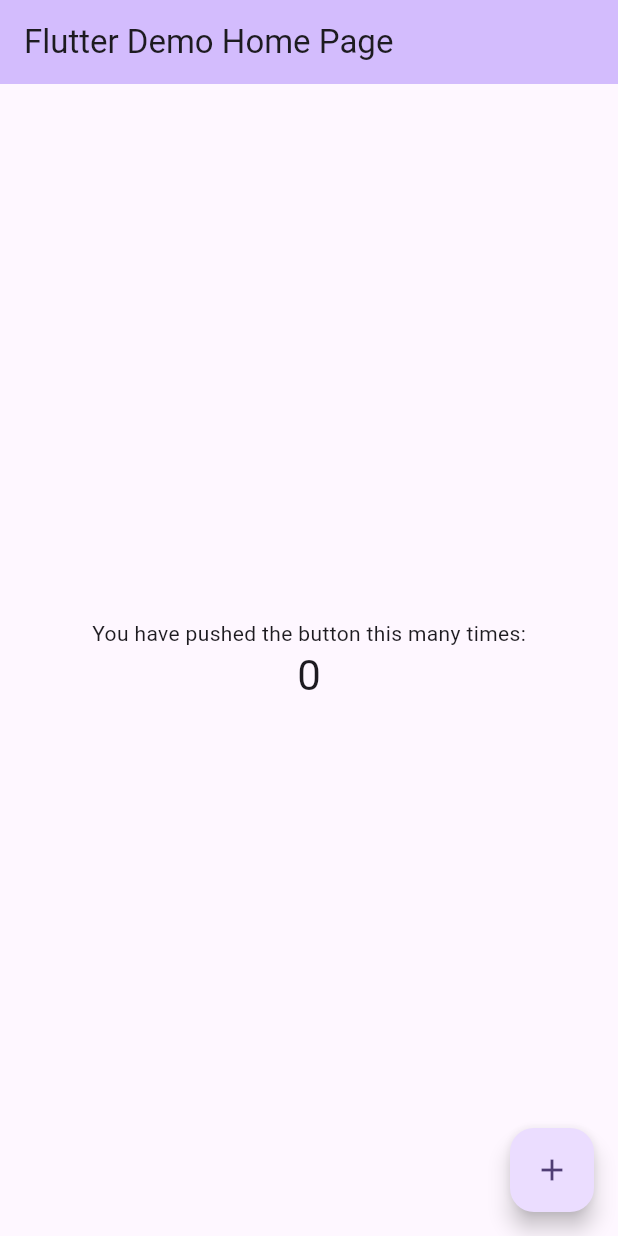
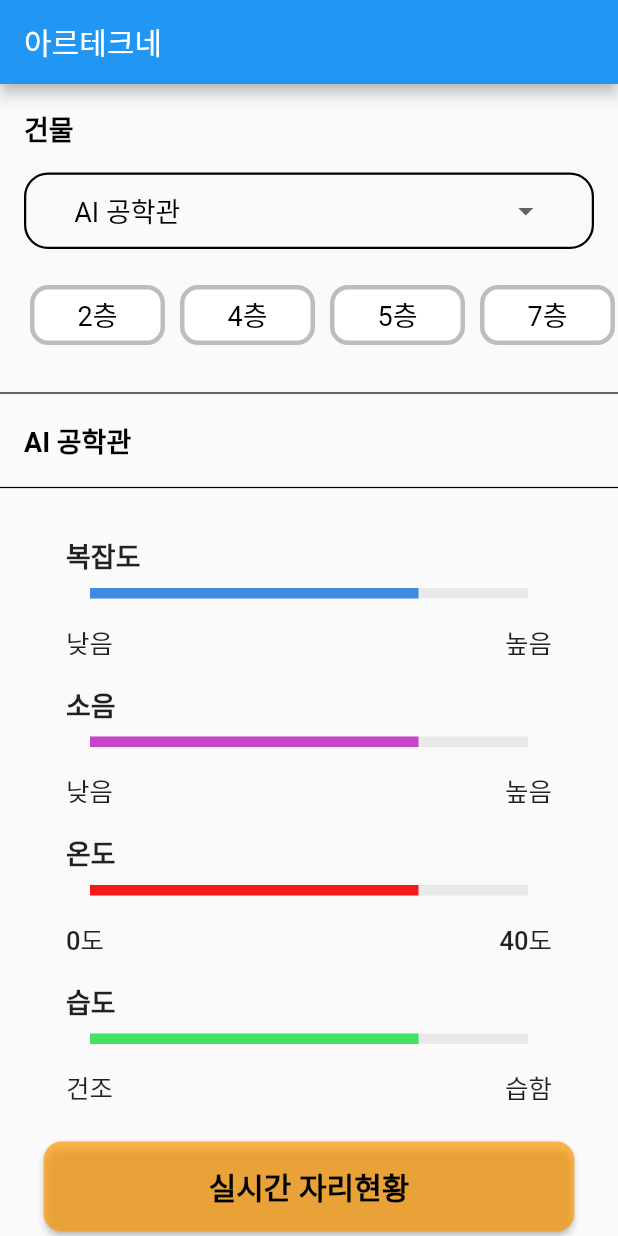
Before and after one commit to SmArtechne/smartechne_frontend, a Flutter app: the screen it shows after launch, on a phone screen of 412 x 824 dp. Run offline on Flutter 3.47's test engine with Material 2 defaults, Android fonts, the phone set to English and light mode, and no system bars; drawn by our look-alikes of percent_indicator.

Commit message:
Feat: Home Layout 구현

```diff
--- /dev/null
+++ b/lib/layout.dart
@@ -0,0 +1,18 @@
+import 'package:flutter/material.dart';
+import 'package:smartechne_frontend/screens/home_page.dart';
+
+class Layout extends StatelessWidget {
+  const Layout({super.key});
+
+  @override
+  Widget build(BuildContext context) {
+    return Scaffold(
+      appBar: AppBar(
+        title: Text('아르테크네'),
+      ),
+      body: SingleChildScrollView(
+        child: Home(),
+      ),
+    );
+  }
+}
--- a/lib/main.dart
+++ b/lib/main.dart
@@ -1,125 +1,17 @@
 import 'package:flutter/material.dart';
+import 'package:smartechne_frontend/layout.dart';
 
 void main() {
   runApp(const MyApp());
 }
 
 class MyApp extends StatelessWidget {
-  const MyApp({super.key});
-
-  // This widget is the root of your application.
+  const MyApp({Key? key}) : super(key: key);
   @override
   Widget build(BuildContext context) {
     return MaterialApp(
-      title: 'Flutter Demo',
-      theme: ThemeData(
-        // This is the theme of your application.
-        //
-        // TRY THIS: Try running your application with "flutter run". You'll see
-        // the application has a blue toolbar. Then, without quitting the app,
-        // try changing the seedColor in the colorScheme below to Colors.green
-        // and then invoke "hot reload" (save your changes or press the "hot
-        // reload" button in a Flutter-supported IDE, or press "r" if you used
-        // the command line to start the app).
-        //
-        // Notice that the counter didn't reset back to zero; the application
-        // state is not lost during the reload. To reset the state, use hot
-        // restart instead.
-        //
-        // This works for code too, not just values: Most code changes can be
-        // tested with just a hot reload.
-        colorScheme: ColorScheme.fromSeed(seedColor: Colors.deepPurple),
-        useMaterial3: true,
-      ),
-      home: const MyHomePage(title: 'Flutter Demo Home Page'),
+      theme: ThemeData(primarySwatch: Colors.blue),
+      home: const Layout(),
     );
   }
 }
-
-class MyHomePage extends StatefulWidget {
-  const MyHomePage({super.key, required this.title});
-
-  // This widget is the home page of your application. It is stateful, meaning
-  // that it has a State object (defined below) that contains fields that affect
-  // how it looks.
-
-  // This class is the configuration for the state. It holds the values (in this
-  // case the title) provided by the parent (in this case the App widget) and
-  // used by the build method of the State. Fields in a Widget subclass are
-  // always marked "final".
-
-  final String title;
-
-  @override
-  State<MyHomePage> createState() => _MyHomePageState();
-}
-
-class _MyHomePageState extends State<MyHomePage> {
-  int _counter = 0;
-
-  void _incrementCounter() {
-    setState(() {
-      // This call to setState tells the Flutter framework that something has
-      // changed in this State, which causes it to rerun the build method below
-      // so that the display can reflect the updated values. If we changed
-      // _counter without calling setState(), then the build method would not be
-      // called again, and so nothing would appear to happen.
-      _counter++;
-    });
-  }
-
-  @override
-  Widget build(BuildContext context) {
-    // This method is rerun every time setState is called, for instance as done
-    // by the _incrementCounter method above.
-    //
-    // The Flutter framework has been optimized to make rerunning build methods
-    // fast, so that you can just rebuild anything that needs updating rather
-    // than having to individually change instances of widgets.
-    return Scaffold(
-      appBar: AppBar(
-        // TRY THIS: Try changing the color here to a specific color (to
-        // Colors.amber, perhaps?) and trigger a hot reload to see the AppBar
-        // change color while the other colors stay the same.
-        backgroundColor: Theme.of(context).colorScheme.inversePrimary,
-        // Here we take the value from the MyHomePage object that was created by
-        // the App.build method, and use it to set our appbar title.
-        title: Text(widget.title),
-      ),
-      body: Center(
-        // Center is a layout widget. It takes a single child and positions it
-        // in the middle of the parent.
-        child: Column(
-          // Column is also a layout widget. It takes a list of children and
-          // arranges them vertically. By default, it sizes itself to fit its
-          // children horizontally, and tries to be as tall as its parent.
-          //
-          // Column has various properties to control how it sizes itself and
-          // how it positions its children. Here we use mainAxisAlignment to
-          // center the children vertically; the main axis here is the vertical
-          // axis because Columns are vertical (the cross axis would be
-          // horizontal).
-          //
-          // TRY THIS: Invoke "debug painting" (choose the "Toggle Debug Paint"
-          // action in the IDE, or press "p" in the console), to see the
-          // wireframe for each widget.
-          mainAxisAlignment: MainAxisAlignment.center,
-          children: <Widget>[
-            const Text(
-              'You have pushed the button this many times:',
-            ),
-            Text(
-              '$_counter',
-              style: Theme.of(context).textTheme.headlineMedium,
-            ),
-          ],
-        ),
-      ),
-      floatingActionButton: FloatingActionButton(
-        onPressed: _incrementCounter,
-        tooltip: 'Increment',
-        child: const Icon(Icons.add),
-      ), // This trailing comma makes auto-formatting nicer for build methods.
-    );
-  }
-}
--- /dev/null
+++ b/lib/screens/home_page.dart
@@ -0,0 +1,269 @@
+import 'package:flutter/material.dart';
+import 'package:flutter/material.dart';
+import 'package:percent_indicator/percent_indicator.dart';
+
+class Home extends StatefulWidget {
+  const Home({super.key});
+
+  @override
+  State<Home> createState() => _HomeState();
+}
+
+class _HomeState extends State<Home> {
+  List<String> items = [
+    '2층',
+    '4층',
+    '5층',
+    '7층' // 필요한 만큼 아이템을 추가할 수 있습니다.
+  ];
+
+  String dropdownValue = 'AI 공학관';
+
+  List<String> spinnerItems = ['AI 공학관', '비전타워', '가천관', '글로벌센터', '교육대학원'];
+
+  int pressedAttentionIndex = -1;
+
+  Container _tile(BuildContext context, String title, String low, String high,
+          int degree, int color) =>
+      Container(
+        padding: EdgeInsets.symmetric(horizontal: 28.0, vertical: 8.0),
+        child: Column(
+          children: [
+            Align(
+                alignment: Alignment.centerLeft,
+                child: Text(
+                  title,
+                  style: TextStyle(
+                    fontWeight: FontWeight.bold,
+                    fontSize: 18,
+                  ),
+                  textAlign: TextAlign.left,
+                )),
+            LinearPercentIndicator(
+              padding: EdgeInsets.symmetric(horizontal: 16.0, vertical: 8.0),
+              percent: degree / 100,
+              lineHeight: 23.0,
+              backgroundColor: Color(0xFFE9E9E9),
+              progressColor: Color(color),
+              width: MediaQuery.of(context).size.width - 88, // 또는 원하는 비율로 조정
+            ),
+            SizedBox(height: 8.0), // 상하 여백 추가
+            Row(
+              mainAxisAlignment: MainAxisAlignment.spaceBetween,
+              children: [
+                Text(low,
+                    style: TextStyle(
+                      fontWeight: FontWeight.w500,
+                      fontSize: 17,
+                    )),
+                Text(high,
+                    style: TextStyle(
+                      fontWeight: FontWeight.w500,
+                      fontSize: 17,
+                    )),
+              ],
+            )
+          ],
+        ),
+      );
+
+  @override
+  Widget build(BuildContext context) {
+    return Column(
+      crossAxisAlignment:
+          CrossAxisAlignment.start, // Aligns children to the left
+
+      children: [
+        const Padding(
+          padding: EdgeInsets.symmetric(
+              horizontal: 16.0,
+              vertical: 16.0), // Add horizontal and vertical padding
+          child: Text(
+            '건물',
+            style: TextStyle(
+              fontSize: 18,
+              color: Colors.black,
+              fontWeight: FontWeight.bold,
+            ),
+            textAlign: TextAlign.left,
+          ),
+        ),
+        Padding(
+          padding: EdgeInsets.symmetric(
+            horizontal: 16.0,
+          ),
+          child: Container(
+            width: double.infinity,
+            padding: EdgeInsets.symmetric(horizontal: 32.0, vertical: 0.0),
+            decoration: BoxDecoration(
+              border: Border.all(
+                color: Colors.black, // 테두리 색상 설정
+                width: 1.5, // 테두리 너비 설정
+              ),
+              borderRadius: BorderRadius.circular(16.0), // 테두리를 둥글게 설정
+            ),
+            child: DropdownButton<String>(
+              value: dropdownValue,
+              isExpanded: true,
+
+              icon: Padding(
+                  //Icon at tail, arrow bottom is default icon
+                  padding: EdgeInsets.only(left: 10),
+                  child: Icon(Icons.arrow_drop_down)), // 아이콘 지정
+              elevation: 0,
+              style: TextStyle(color: Colors.black, fontSize: 18),
+              onChanged: (String? data) {
+                setState(() {
+                  dropdownValue = data!;
+                });
+              },
+              underline: SizedBox.shrink(),
+              items: spinnerItems.map<DropdownMenuItem<String>>((String value) {
+                return DropdownMenuItem<String>(
+                  value: value,
+                  child: Padding(
+                    padding:
+                        EdgeInsets.symmetric(vertical: 0.0), // 텍스트 상하 여백 조절
+                    child: Text(value, textAlign: TextAlign.center),
+                  ),
+                );
+              }).toList(),
+            ),
+          ),
+        ),
+        Padding(
+            padding: EdgeInsets.symmetric(
+                horizontal: 0.0,
+                vertical: 24.0), // Add horizontal and vertical padding
+            child: SizedBox(
+                height: 40,
+                child: ListView.separated(
+                  scrollDirection:
+                      Axis.horizontal, // Set the scroll direction to horizontal
+                  separatorBuilder: (BuildContext context, int index) =>
+                      const SizedBox(
+                    width: 10,
+                  ), //separatorBuilder : item과 item 사이에 그려질 위젯 (개수는 itemCount -1 이 된다)
+
+                  itemCount: items.length != null ? items.length : 0,
+                  itemBuilder: (BuildContext context, int index) {
+                    final pressAttention = pressedAttentionIndex == index;
+
+                    return Container(
+                      margin: index == 0
+                          ? const EdgeInsets.only(left: 20.0)
+                          : index == items.length - 1
+                              ? const EdgeInsets.only(right: 20.0)
+                              : const EdgeInsets.only(right: 0.0),
+                      child: TextButton(
+                        onPressed: () =>
+                            setState(() => pressedAttentionIndex = index),
+                        style: ButtonStyle(
+                          fixedSize: MaterialStateProperty.all<Size>(
+                              Size(90, 0)), // 너비를 설정
+                          padding: MaterialStateProperty.all<EdgeInsets>(
+                              EdgeInsets.symmetric(
+                                  vertical: 0.0, horizontal: 20.0)),
+                          backgroundColor: MaterialStateProperty.all<Color>(
+                            pressAttention
+                                ? Color(0xFF3F8AE2)
+                                : Colors.white, // 클릭 상태에 따라 색상 변경
+                          ),
+                          shape:
+                              MaterialStateProperty.all<RoundedRectangleBorder>(
+                            RoundedRectangleBorder(
+                              side: BorderSide(
+                                  color: pressAttention
+                                      ? Color(0xFF3F8AE2)
+                                      : Colors.grey.shade400,
+                                  width: 3),
+                              borderRadius: BorderRadius.circular(
+                                  12.0), // 테두리를 둥근 테두리로 설정
+                            ),
+                          ),
+                        ),
+                        child: Text(
+                          '${items[index]}',
+                          textAlign: TextAlign.center,
+                          style: TextStyle(
+                            fontSize: 18,
+                            color: pressAttention ? Colors.white : Colors.black,
+                            fontWeight: FontWeight.normal,
+                          ),
+                        ),
+                      ),
+                    );
+                  },
+                ))),
+        const Divider(
+          color: Colors.black, // Set the color of the divider
+          thickness: 0.8, // Set the thickness of the divider
+        ),
+        Padding(
+          padding: EdgeInsets.symmetric(
+              horizontal: 16.0,
+              vertical: 10.0), // Add horizontal and vertical padding
+          child: Text(
+            dropdownValue +
+                (pressedAttentionIndex >= 0
+                    ? ' ${items[pressedAttentionIndex]}'
+                    : ''), // pressedAttentionIndex가 -1이 아닌 경우에만 추가
+            style: TextStyle(
+              fontSize: 18,
+              color: Colors.black,
+              fontWeight: FontWeight.bold,
+            ),
+            textAlign: TextAlign.left,
+          ),
+        ),
+        const Divider(
+          color: Colors.black, // Set the color of the divider
+          thickness: 0.8, // Set the thickness of the divider
+        ),
+        Padding(
+          padding: EdgeInsets.symmetric(
+              horizontal: 16.0,
+              vertical: 16.0), // Add horizontal and vertical padding
+          child: Column(
+            children: [
+              _tile(context, '복잡도', '낮음', '높음', 75, 0xFF3F8AE2),
+              _tile(context, '소음', '낮음', '높음', 75, 0xFFC644C9),
+              _tile(context, '온도', '0도', '40도', 75, 0xFFF41A1A),
+              _tile(context, '습도', '건조', '습함', 75, 0xFF3FE263),
+            ],
+          ),
+        ),
+        Align(
+          alignment: Alignment.bottomCenter,
+          child: BottomButton(),
+        ),
+      ],
+    );
+  }
+
+  ElevatedButton BottomButton() {
+    return ElevatedButton(
+      onPressed: () {},
+      style: ButtonStyle(
+        padding: MaterialStateProperty.all<EdgeInsets>(
+            EdgeInsets.symmetric(vertical: 15.0, horizontal: 110.0)),
+        backgroundColor: MaterialStateProperty.all<Color>(
+            Color(0xB0FF9900)), // 배경색을 노란색으로 설정
+        shape: MaterialStateProperty.all<RoundedRectangleBorder>(
+          RoundedRectangleBorder(
+            borderRadius: BorderRadius.circular(12.0), // 테두리를 둥근 테두리로 설정
+          ),
+        ),
+      ),
+      child: Text(
+        '실시간 자리현황',
+        textAlign: TextAlign.center,
+        style: TextStyle(
+          fontSize: 20,
+          color: Colors.black,
+          fontWeight: FontWeight.bold,
+        ),
+      ),
+    );
+  }
+}
--- /dev/null
+++ b/lib/widgets/conditions.dart
@@ -0,0 +1,24 @@
+import 'package:flutter/material.dart';
+import 'package:percent_indicator/percent_indicator.dart';
+
+Container _tile(BuildContext context, String title, String low, String high,
+        int degree, int color) =>
+    Container(
+      child: Column(
+        children: [
+          Text(title,
+              style: TextStyle(
+                fontWeight: FontWeight.w500,
+                fontSize: 20,
+              )),
+          LinearPercentIndicator(
+            padding: EdgeInsets.symmetric(horizontal: 16.0, vertical: 8.0),
+            percent: degree / 100,
+            lineHeight: 20.0,
+            backgroundColor: Colors.grey,
+            progressColor: Color(color),
+            width: MediaQuery.of(context).size.width - 32,
+          )
+        ],
+      ),
+    );
--- a/pubspec.yaml
+++ b/pubspec.yaml
@@ -30,6 +30,8 @@ environment:
 dependencies:
   flutter:
     sdk: flutter
+  percent_indicator: ^4.0.1
+
 
 
   # The following adds the Cupertino Icons font to your application.
```
Also changed, not shown: 4 other files.
